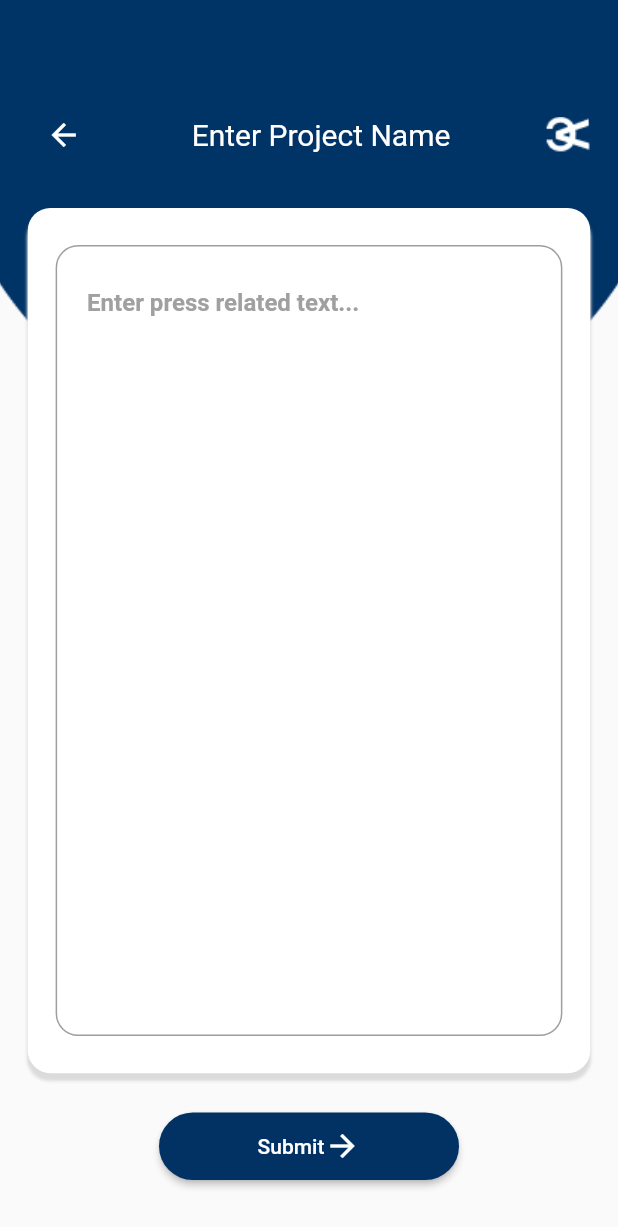
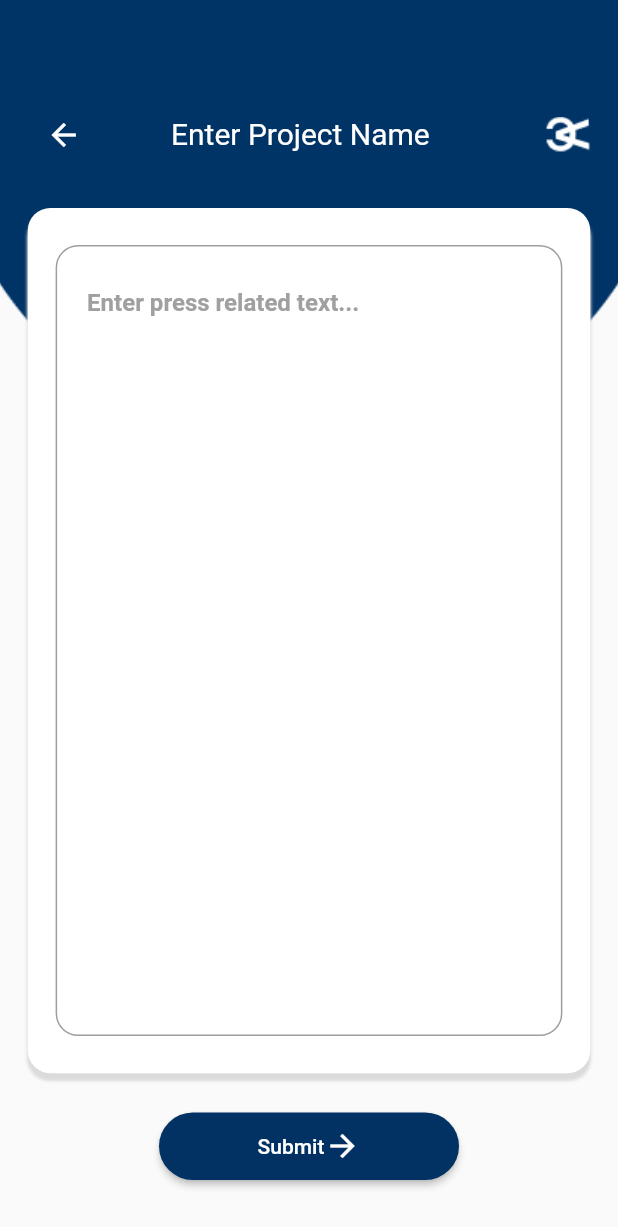
Before and after one commit to abhinaba-dash/SIH2023_frontend, a Flutter app: the ProjectAdd screen opened directly, on a phone screen of 412 x 824 dp. Shown: the top 1227 px of the screen. Run offline on Flutter 3.47's test engine with Material 2 defaults, Android fonts, the phone set to English and light mode, and no system bars.

Commit message:
project name

```diff
--- a/sihflutterapp/lib/pages/Home.dart
+++ b/sihflutterapp/lib/pages/Home.dart
@@ -31,7 +31,6 @@ class _HomeState extends State<Home> {
                 Row(
                   mainAxisAlignment: MainAxisAlignment.spaceBetween,
                   children: [
-                    // const IconButton(Icons.format_list_bulleted, color: Colors.white),
                     IconButton(
                         onPressed: () {},
                         icon: const Icon(Icons.format_list_bulleted),
--- a/sihflutterapp/lib/pages/project_add.dart
+++ b/sihflutterapp/lib/pages/project_add.dart
@@ -1,6 +1,4 @@
 import 'package:flutter/material.dart';
-import 'package:sihflutterapp/pages/home.dart';
-// import 'package:sihflutterapp/pages/BreakText.dart';
 
 class ProjectAdd extends StatefulWidget {
   const ProjectAdd({super.key});
@@ -44,19 +42,34 @@ class _ProjectAddState extends State<ProjectAdd> {
                     IconButton(
                       color: Colors.white,
                       onPressed: () {
-                        Navigator.push(
-                            context,
-                            MaterialPageRoute(
-                              builder: (context) => const Home(),
-                            ));
+                        Navigator.pop(context);
                       },
                       icon: const Icon(Icons.arrow_back),
                     ),
-                    const Text("Enter Project Name",
-                        style: TextStyle(
-                            color: Colors.white,
-                            fontSize: 20,
-                            fontWeight: FontWeight.w400)),
+                    const Padding(
+                      padding: EdgeInsets.symmetric(horizontal: 38.5),
+                      child: SizedBox(
+                        height: 48,
+                        width: 200,
+                        child: Padding(
+                          padding: EdgeInsets.only(top: 12.0),
+                          child: TextField(
+                            style: TextStyle(
+                                color: Colors.white,
+                                fontSize: 20,
+                                fontWeight: FontWeight.w400),
+                            decoration: InputDecoration.collapsed(
+                                hintText: 'Enter Project Name',
+                                hintStyle: TextStyle(
+                                    color: Colors.white,
+                                    fontSize: 20,
+                                    fontWeight: FontWeight.w400)
+                                // labelStyle: TextStyle(color: Colors.black)
+                                ),
+                          ),
+                        ),
+                      ),
+                    ),
                     Image.asset("assets/images/headerim.png"),
                   ],
                 ),
@@ -70,8 +83,7 @@ class _ProjectAddState extends State<ProjectAdd> {
                           color: Colors.white,
                           boxShadow: [
                             BoxShadow(
-                                color: Color.fromARGB(
-                                    255, 220, 219, 219), //New
+                                color: Color.fromARGB(255, 220, 219, 219), //New
                                 blurRadius: 1.0,
                                 offset: Offset(0, 5))
                           ],
@@ -111,13 +123,6 @@ class _ProjectAddState extends State<ProjectAdd> {
                       )),
                 ),
                 ElevatedButton(
-                    // onPressed: () {
-                    //   // Navigator.push(
-                    //   //     context,
-                    //   //     MaterialPageRoute(
-                    //   //       builder: (context) => BreakText(),
-                    //   //     ));
-                    // },
                     onPressed: () => _breakParagraph(context),
                     style: ElevatedButton.styleFrom(
                       backgroundColor: const Color.fromARGB(255, 2, 49, 99),
@@ -133,18 +138,6 @@ class _ProjectAddState extends State<ProjectAdd> {
                         Icon(Icons.arrow_forward),
                       ],
                     )),
-                // SizedBox(height: 16.0),
-                // Container(
-                //   height: 500,
-                //   child: ListView.builder(
-                //     itemCount: _sentences.length,
-                //     itemBuilder: (context, index) {
-                //       return ListTile(
-                //         title: Text(_sentences[index]),
-                //       );
-                //     },
-                //   ),
-                // ),
               ],
             ),
           ),
```
Also changed, not shown: sihflutterapp/lib/pages/breaktext.dart (+1 -6 lines).
